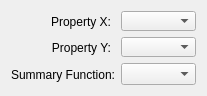
The window that src/terralib/qt/widgets/charts/ui/ScatterDataWidgetForm.ui (claudiobogossian/terralib5) describes before a commit, drawn with Qt 5.
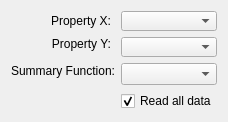
The same window after the commit.

```diff
--- a/src/terralib/qt/widgets/charts/ui/ScatterDataWidgetForm.ui
+++ b/src/terralib/qt/widgets/charts/ui/ScatterDataWidgetForm.ui
@@ -6,14 +6,14 @@
    <rect>
     <x>0</x>
     <y>0</y>
-    <width>195</width>
-    <height>92</height>
+    <width>205</width>
+    <height>116</height>
    </rect>
   </property>
   <property name="windowTitle">
    <string>Form</string>
   </property>
-  <layout class="QGridLayout" name="gridLayout_3">
+  <layout class="QGridLayout" name="gridLayout_2">
    <item row="0" column="0">
     <layout class="QGridLayout" name="gridLayout">
      <item row="0" column="0">
@@ -35,6 +35,22 @@
        </property>
       </widget>
      </item>
+     <item row="0" column="1">
+      <widget class="QComboBox" name="m_propertyXComboBox">
+       <property name="sizePolicy">
+        <sizepolicy hsizetype="Preferred" vsizetype="Fixed">
+         <horstretch>0</horstretch>
+         <verstretch>0</verstretch>
+        </sizepolicy>
+       </property>
+       <property name="minimumSize">
+        <size>
+         <width>75</width>
+         <height>20</height>
+        </size>
+       </property>
+      </widget>
+     </item>
      <item row="1" column="0">
       <widget class="QLabel" name="propertyYLabel">
        <property name="maximumSize">
@@ -54,7 +70,23 @@
        </property>
       </widget>
      </item>
-     <item row="2" column="0">
+     <item row="1" column="1" rowspan="2">
+      <widget class="QComboBox" name="m_propertyYComboBox">
+       <property name="sizePolicy">
+        <sizepolicy hsizetype="Preferred" vsizetype="Fixed">
+         <horstretch>0</horstretch>
+         <verstretch>0</verstretch>
+        </sizepolicy>
+       </property>
+       <property name="minimumSize">
+        <size>
+         <width>75</width>
+         <height>20</height>
+        </size>
+       </property>
+      </widget>
+     </item>
+     <item row="2" column="0" rowspan="2">
       <widget class="QLabel" name="m_summaryLabel">
        <property name="layoutDirection">
         <enum>Qt::LeftToRight</enum>
@@ -67,45 +99,25 @@
        </property>
       </widget>
      </item>
-    </layout>
-   </item>
-   <item row="0" column="1">
-    <layout class="QGridLayout" name="gridLayout_2">
-     <item row="0" column="0">
-      <widget class="QComboBox" name="m_propertyXComboBox">
-       <property name="sizePolicy">
-        <sizepolicy hsizetype="Preferred" vsizetype="Fixed">
-         <horstretch>0</horstretch>
-         <verstretch>0</verstretch>
-        </sizepolicy>
-       </property>
-       <property name="minimumSize">
-        <size>
-         <width>75</width>
-         <height>20</height>
-        </size>
-       </property>
-      </widget>
-     </item>
-     <item row="1" column="0">
-      <widget class="QComboBox" name="m_propertyYComboBox">
-       <property name="sizePolicy">
-        <sizepolicy hsizetype="Preferred" vsizetype="Fixed">
-         <horstretch>0</horstretch>
-         <verstretch>0</verstretch>
-        </sizepolicy>
-       </property>
-       <property name="minimumSize">
-        <size>
-         <width>75</width>
-         <height>20</height>
-        </size>
-       </property>
-      </widget>
-     </item>
-     <item row="2" column="0">
+     <item row="3" column="1">
       <widget class="QComboBox" name="m_summaryComboBox"/>
      </item>
+     <item row="4" column="1">
+      <widget class="QCheckBox" name="m_readAllCheckBox">
+       <property name="enabled">
+        <bool>true</bool>
+       </property>
+       <property name="toolTip">
+        <string>&lt;html&gt;&lt;head/&gt;&lt;body&gt;&lt;p&gt;If checked, every row and column of the given raster will be read, otherwise, 1000 random points will be read instead.&lt;/p&gt;&lt;/body&gt;&lt;/html&gt;</string>
+       </property>
+       <property name="text">
+        <string>Read all data</string>
+       </property>
+       <property name="checked">
+        <bool>true</bool>
+       </property>
+      </widget>
+     </item>
     </layout>
    </item>
   </layout>
```
